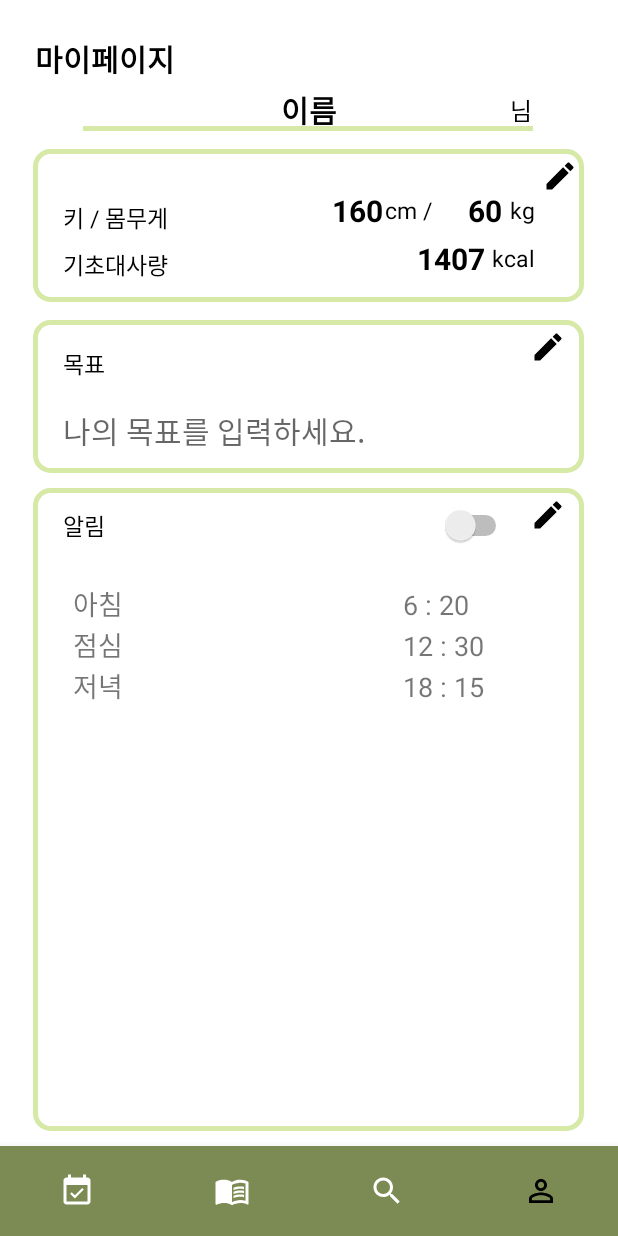
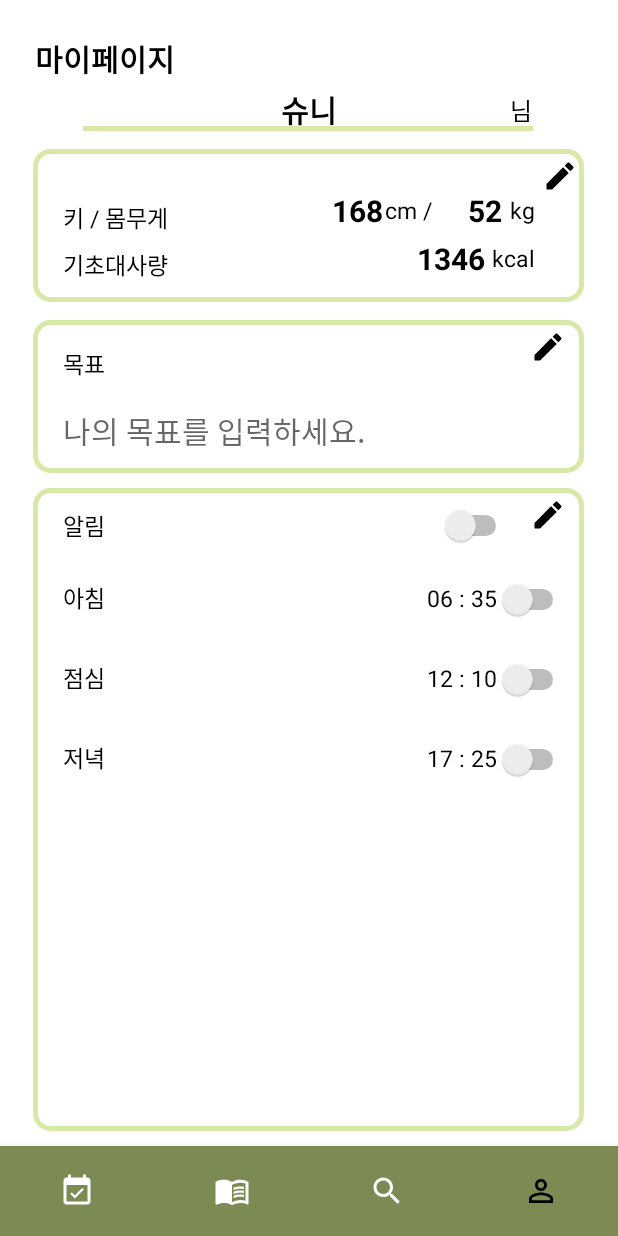
Before and after one commit to Voming/FoodPrint, an Android app: the MyPageActivity screen opened directly, with no data from a screen before it, on a phone screen of 412 x 824 dp. Run offline under Robolectric (Android 15) with nearby library versions, the phone set to English and light mode, and no system bars.

Commit message:
MyPage xml

```diff
--- a/app/src/main/java/com/example/foodprint/MyPageActivity.kt
+++ b/app/src/main/java/com/example/foodprint/MyPageActivity.kt
@@ -1,6 +1,7 @@
 package com.example.foodprint
 
 import android.content.Context
+import android.content.DialogInterface
 import android.content.Intent
 import android.database.sqlite.SQLiteDatabase
 import android.database.sqlite.SQLiteOpenHelper
@@ -21,6 +22,8 @@ class MyPageActivity : AppCompatActivity() {
     lateinit var rate: TextView
     lateinit var editBtn_goal: ImageButton
     lateinit var editBtn_alert: ImageButton
+    lateinit var editText_weight: EditText //mypage 신체 정보 변경시 dialog의 edtiText
+    lateinit var editText_height: EditText
 
     lateinit var layout: LinearLayout //알림 리스트가 보여질 레이아웃
 
@@ -32,27 +35,43 @@ class MyPageActivity : AppCompatActivity() {
         var bottomNavi = findViewById(R.id.bottom_navigation) as BottomNavigationView
         // 연결
         editBtn_body = findViewById(R.id.editBtn_body)
-        height = findViewById(R.id.height)
-        weight = findViewById(R.id.weight)
+
         rate = findViewById(R.id.rate)
         editBtn_goal = findViewById(R.id.editBtn_goal)
         editBtn_alert = findViewById(R.id.editBtn_alert)
 
-        //val a: String = (655.1+(9.56*wei)+(1.85*hei)-(4.68*25)).toString()
+        // 신체 정보 편집 연결
+        //height = findViewById(R.id.height)
+        //weight = findViewById(R.id.weight)
+        //editText_weight = findViewById(R.id.editText_weight)
+        //editText_height = findViewById(R.id.editText_height)
+
+        //기초대사량
+        //val a: String = (655.1+(9.56*weight)+(1.85*height)-(4.68*25)).toString()
         //rate.setText(a)
 
         // 신체 정보 변경 버튼 클릭 > 편집 dialog 띄우기 > 변경 반영
         editBtn_body.setOnClickListener{
             var builder = AlertDialog.Builder(this)
+            /*val editW : EditText by lazy {
+                findViewById(R.id.editText_weight)
+            }
+            val we : TextView by lazy {
+                findViewById(R.id.weight)
+            }*/
+            //var h = editText_height.toString()
             builder.setTitle("신체 정보 변경")
+                .setPositiveButton("적용하기",DialogInterface.OnClickListener{
+                    dialog, id-> weight.text= "168"
+                    //editText_weight = findViewById(R.id.editText_weight)
+                    //editText_height = findViewById(R.id.editText_height)
+                    //we.setText(editText_weight.text)
+                })
 
             var editView1 = layoutInflater.inflate(R.layout.dialog_body, null)
             builder.setView(editView1)
             builder.show()
 
-            //builder.setPositiveButton("적용하기", new OnClickListener(){
-
-            //})
 /*
             editText_weight.findViewById<EditText>(R.id.editText_weight)
             editText_height.findViewById<EditText>(R.id.editText_height)
@@ -64,7 +83,8 @@ class MyPageActivity : AppCompatActivity() {
             showAddGoal()
         }
 
-        // 알림
+        // 기본 설정된 알람
+        /*
         layout = findViewById(R.id.alertList)
         var alertList = ArrayList<Alr>()
         alertList.add(Alr("아침",6,20))
@@ -72,8 +92,9 @@ class MyPageActivity : AppCompatActivity() {
         alertList.add(Alr("저녁",18,15))
 
 
-        //update_alert(alertList)
+        //update_alert(alertList) // 알람 리스트 갱신
         var num: Int =0
+        // 알람 리스트로 activity에 추가
         for(i in alertList)
         {
             var str_name = i.name
@@ -102,6 +123,8 @@ class MyPageActivity : AppCompatActivity() {
 
         }
 
+         */
+
         // 알림 변경 버튼 클릭: 알림 추가
         editBtn_alert.setOnClickListener{
 
@@ -121,11 +144,11 @@ class MyPageActivity : AppCompatActivity() {
             builder2.setView(editView2)
                 .setPositiveButton("적용하기"){
                         dialogInterface, i ->
-                    var n = a_name.getText().toString()
+                    //var n = a_name.getText().toString()
                     var h = a_hour.hour
                     var m = a_hour.minute
                     //alertList.add(Alr(a_name.text.toString(),h, m))
-                    update_alert(Alr(n, h, m),num++)
+                    //update_alert(Alr(n, h, m),num++)
                 }
             builder2.show()
 
@@ -167,15 +190,16 @@ class MyPageActivity : AppCompatActivity() {
             findViewById(R.id.goal)
         }
 
-        /*var builder = AlertDialog.Builder(this)
+        var builder = AlertDialog.Builder(this)
         val dialog = builder.setView(goalDialogView)
             .setPositiveButton("적용하기"){
                     dialogInterface, i ->
                 goal.setText(edt_goal.text) }
             .create()
-        dialog.show()*/
+        dialog.show()
     }
 
+    // 알람 변경시 리스트에 추가
     fun update_alert(al: Alr, num: Int){
         var str_name = al.name
         var str_hour = al.hour
--- a/app/src/main/res/layout/activity_my_page.xml
+++ b/app/src/main/res/layout/activity_my_page.xml
@@ -57,7 +57,7 @@
         android:layout_alignParentTop="true"
         android:layout_centerHorizontal="true"
         android:layout_marginTop="58dp"
-        android:text="이름"
+        android:text="슈니"
         android:textAlignment="center"
         android:textColor="@color/black"
         android:textSize="20sp"
@@ -160,7 +160,7 @@
             android:layout_alignParentTop="true"
             android:layout_marginStart="290dp"
             android:layout_marginTop="27dp"
-            android:text="60"
+            android:text="52"
             android:textAlignment="textEnd"
             android:textColor="@color/black"
             android:textSize="20dp"
@@ -179,7 +179,7 @@
             android:layout_alignParentEnd="true"
             android:layout_marginTop="59dp"
             android:layout_marginEnd="66dp"
-            android:text="1407"
+            android:text="1346"
             android:textAlignment="textEnd"
             android:textColor="@color/black"
             android:textSize="20dp"
@@ -197,7 +197,7 @@
             android:layout_alignParentEnd="true"
             android:layout_marginTop="27dp"
             android:layout_marginEnd="134dp"
-            android:text="160"
+            android:text="168"
             android:textAlignment="textEnd"
             android:textColor="@color/black"
             android:textSize="20dp"
@@ -341,6 +341,88 @@
                     android:layout_height="wrap_content"
                     android:orientation="vertical">
 
+                    <LinearLayout
+                        android:layout_width="match_parent"
+                        android:layout_height="match_parent"
+                        android:orientation="horizontal"
+                        android:paddingLeft="20dp"
+                        android:paddingRight="10dp"
+                        android:paddingBottom="5dp">
+                        <TextView
+                            android:id="@+id/alertNm"
+                            android:layout_width="wrap_content"
+                            android:layout_height="wrap_content"
+                            android:textSize="15sp"
+                            android:text="아침"
+                            android:textColor="@color/black"
+                            android:layout_weight="1"/>
+                        <TextView
+                            android:id="@+id/addedTimem"
+                            android:layout_width="wrap_content"
+                            android:layout_height="wrap_content"
+                            android:textSize="15sp"
+                            android:textColor="@color/black"
+                            android:text="06 : 35"/>
+                        <Switch
+                            android:layout_width="48dp"
+                            android:layout_height="48dp"/>
+
+                    </LinearLayout>
+                    <LinearLayout
+                        android:layout_width="match_parent"
+                        android:layout_height="match_parent"
+                        android:orientation="horizontal"
+                        android:paddingLeft="20dp"
+                        android:paddingRight="10dp"
+                        android:paddingBottom="5dp">
+                        <TextView
+                            android:id="@+id/alertl"
+                            android:layout_width="wrap_content"
+                            android:layout_height="wrap_content"
+                            android:textSize="15sp"
+                            android:text="점심"
+                            android:textColor="@color/black"
+                            android:layout_weight="1"/>
+                        <TextView
+                            android:id="@+id/addedTimel"
+                            android:layout_width="wrap_content"
+                            android:layout_height="wrap_content"
+                            android:textSize="15sp"
+                            android:textColor="@color/black"
+                            android:text="12 : 10"/>
+                        <Switch
+                            android:layout_width="48dp"
+                            android:layout_height="48dp"/>
+
+                    </LinearLayout>
+                    <LinearLayout
+                        android:layout_width="match_parent"
+                        android:layout_height="match_parent"
+                        android:orientation="horizontal"
+                        android:paddingLeft="20dp"
+                        android:paddingRight="10dp"
+                        android:paddingBottom="5dp">
+                        <TextView
+                            android:id="@+id/alertNd"
+                            android:layout_width="wrap_content"
+                            android:layout_height="wrap_content"
+                            android:textSize="15sp"
+                            android:text="저녁"
+                            android:textColor="@color/black"
+                            android:layout_weight="1"/>
+                        <TextView
+                            android:id="@+id/addedTimed"
+                            android:layout_width="wrap_content"
+                            android:layout_height="wrap_content"
+                            android:textSize="15sp"
+                            android:textColor="@color/black"
+                            android:text="17 : 25"/>
+                        <Switch
+                            android:layout_width="48dp"
+                            android:layout_height="48dp"/>
+
+                    </LinearLayout>
+
 
                 </LinearLayout>
             </ScrollView>
--- a/app/src/main/res/layout/item_alert.xml
+++ b/app/src/main/res/layout/item_alert.xml
@@ -25,6 +25,10 @@
             android:textSize="15sp"
             android:textColor="@color/black"
             android:text="00 : 00"/>
+        <Switch
+            android:layout_width="48dp"
+            android:layout_height="48dp"
+            android:paddingLeft="5dp"/>
 
     </LinearLayout>
 
```
